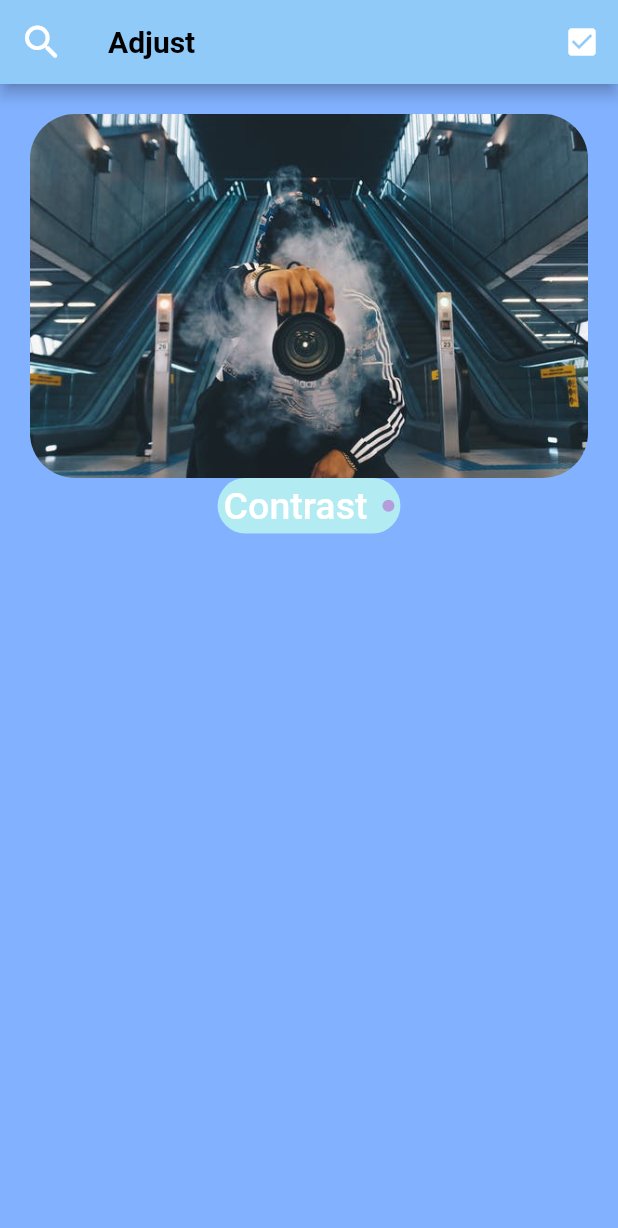
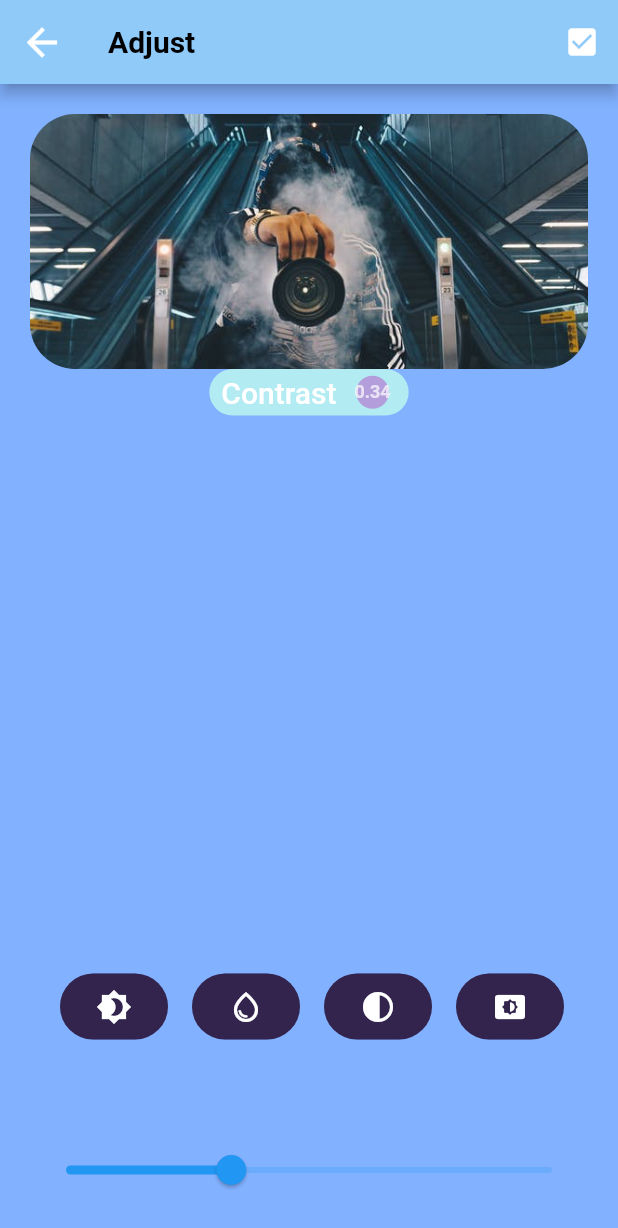
Before and after one commit to Bablu-90/new_photo_editor_flutter_app, a Flutter app: the EditPhotoView screen opened directly, on a phone screen of 412 x 824 dp. Shown: the top 1228 px of the screen. Run offline on Flutter 3.47's test engine with Material 2 defaults, Android fonts, the phone set to English and light mode, and no system bars; drawn by our look-alikes of flutter_settings_screens; our stand-ins replace curved_navigation_bar, firebase_auth, firebase_core, flutter_slider_drawer, get, google_sign_in and 1 more; accounts and stored records are empty; network calls fail.

Commit message:
initial commit

```diff
--- /dev/null
+++ b/lib/getx_controllers/edit_photoview_get_controller.dart
@@ -0,0 +1,5 @@
+import 'package:get/get.dart';
+
+class EditPhotoViewGetController extends GetxController {
+  RxDouble sliderValue = 0.34.obs;
+}
--- a/lib/screens/edit_photoview.dart
+++ b/lib/screens/edit_photoview.dart
@@ -1,4 +1,8 @@
 import 'package:flutter/material.dart';
+import 'package:get/get.dart';
+import 'package:get/get_core/src/get_main.dart';
+import 'package:new_photo_editor_flutter_app/getx_controllers/edit_photoview_get_controller.dart';
+import 'package:new_photo_editor_flutter_app/screens/chip_widget.dart';
 
 class EditPhotoView extends StatefulWidget {
   const EditPhotoView({Key? key}) : super(key: key);
@@ -8,7 +12,8 @@ class EditPhotoView extends StatefulWidget {
 }
 
 class _EditPhotoViewState extends State<EditPhotoView> {
-  double _sliderValue = 0.34;
+  EditPhotoViewGetController editPhotoViewGetController =
+      Get.put(EditPhotoViewGetController());
   @override
   Widget build(BuildContext context) {
     return Scaffold(
@@ -26,10 +31,10 @@ class _EditPhotoViewState extends State<EditPhotoView> {
         ),
         leading: IconButton(
           onPressed: () {
-            Navigator.pop(context);
+            Get.back();
           },
           icon: const Icon(
-            Icons.search_rounded,
+            Icons.arrow_back,
             size: 30,
           ),
         ),
@@ -74,7 +79,7 @@ class _EditPhotoViewState extends State<EditPhotoView> {
                           ),
                           child: Padding(
                             padding: const EdgeInsets.symmetric(
-                              horizontal: 4.0,
+                              horizontal: 8.0,
                               vertical: 4.0,
                             ),
                             child: Row(
@@ -82,12 +87,13 @@ class _EditPhotoViewState extends State<EditPhotoView> {
                                 const Text(
                                   'Contrast',
                                   style: TextStyle(
-                                    fontSize: 25,
+                                    fontSize: 20,
                                     fontWeight: FontWeight.w500,
                                   ),
                                 ),
                                 const SizedBox(
-                                  width: 10,
+                                  width: 8,
+                                  height: 8,
                                 ),
                                 Container(
                                   decoration: BoxDecoration(
@@ -96,14 +102,18 @@ class _EditPhotoViewState extends State<EditPhotoView> {
                                   ),
                                   child: Padding(
                                     padding: const EdgeInsets.all(4.0),
-                                    child: Text(
-                                      '',
-                                      style: Theme.of(context)
-                                          .textTheme
-                                          .bodySmall!
-                                          .copyWith(
-                                              fontWeight: FontWeight.bold),
-                                    ),
+                                    child: Obx(() {
+                                      return Text(
+                                        editPhotoViewGetController
+                                            .sliderValue.value
+                                            .toStringAsFixed(2),
+                                        style: Theme.of(context)
+                                            .textTheme
+                                            .bodySmall!
+                                            .copyWith(
+                                                fontWeight: FontWeight.bold),
+                                      );
+                                    }),
                                   ),
                                 ),
                               ],
@@ -112,10 +122,62 @@ class _EditPhotoViewState extends State<EditPhotoView> {
                         )
                       ],
                     ),
-                  )
+                  ),
                 ],
               ),
-            )
+            ),
+            Expanded(
+                child: ListView(
+              physics: ClampingScrollPhysics(),
+              shrinkWrap: true,
+              scrollDirection: Axis.horizontal,
+              children: [
+                SizedBox(
+                  width: 20,
+                ),
+                Spacer(flex: 1),
+                ChipWidget(
+                    label: Icon(Icons.brightness_4), horizontalPadding: 8),
+                SizedBox(
+                  width: 16,
+                ),
+                ChipWidget(
+                    label: Icon(Icons.water_drop_outlined),
+                    horizontalPadding: 8),
+                SizedBox(
+                  width: 16,
+                ),
+                ChipWidget(label: Icon(Icons.contrast), horizontalPadding: 8),
+                SizedBox(
+                  width: 16,
+                ),
+                ChipWidget(
+                    label: Icon(Icons.settings_brightness_rounded),
+                    horizontalPadding: 8),
+                SizedBox(
+                  width: 16,
+                ),
+                ChipWidget(label: Icon(Icons.settings), horizontalPadding: 8),
+                SizedBox(
+                  width: 16,
+                ),
+                ChipWidget(
+                  label: Icon(Icons.brightness_high_outlined),
+                ),
+                SizedBox(
+                  width: 28,
+                )
+              ],
+            )),
+            Obx(() {
+              return Slider(
+                value: editPhotoViewGetController.sliderValue.value,
+                onChanged: (value) {
+                  editPhotoViewGetController.sliderValue.value = value;
+                },
+              );
+            }),
+            SizedBox(width: 16),
           ],
         ),
       ),
```
Also changed, not shown: lib/config/app_router.dart (deleted, +0 -12 lines), lib/main.dart (+2 -12 lines), lib/screens/home_screen.dart (+23 -14 lines), lib/screens/profile_image_picker.dart (+60 -44 lines).
